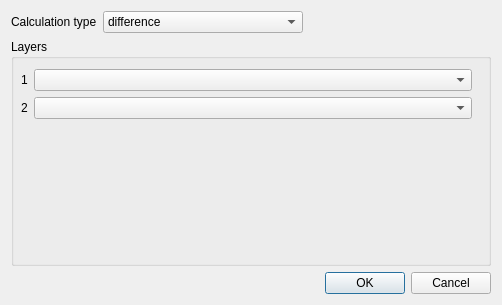
The window that ImaerPlugin/relate_calc_results_dlg.ui (opengeogroep/AERIUS-QGIS-plugins) describes before a commit, drawn with Qt 5.
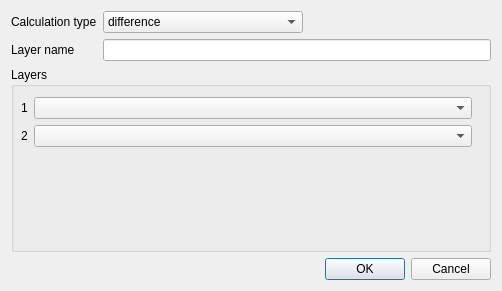
The same window after the commit. Custom widgets are drawn as their Qt base class.

Commit message: editable layer name

```diff
--- a/ImaerPlugin/relate_calc_results_dlg.ui
+++ b/ImaerPlugin/relate_calc_results_dlg.ui
@@ -7,7 +7,7 @@
     <x>0</x>
     <y>0</y>
     <width>502</width>
-    <height>305</height>
+    <height>291</height>
    </rect>
   </property>
   <property name="windowTitle">
@@ -48,6 +48,16 @@
          </item>
         </widget>
        </item>
+       <item row="1" column="0">
+        <widget class="QLabel" name="label_layer_name">
+         <property name="text">
+          <string>Layer name</string>
+         </property>
+        </widget>
+       </item>
+       <item row="1" column="1">
+        <widget class="QLineEdit" name="edit_layer_name"/>
+       </item>
       </layout>
      </item>
      <item>
```
Left out of the diff: 6 changed lines with no effect on the pictures. The commit also changes 1 other file.
